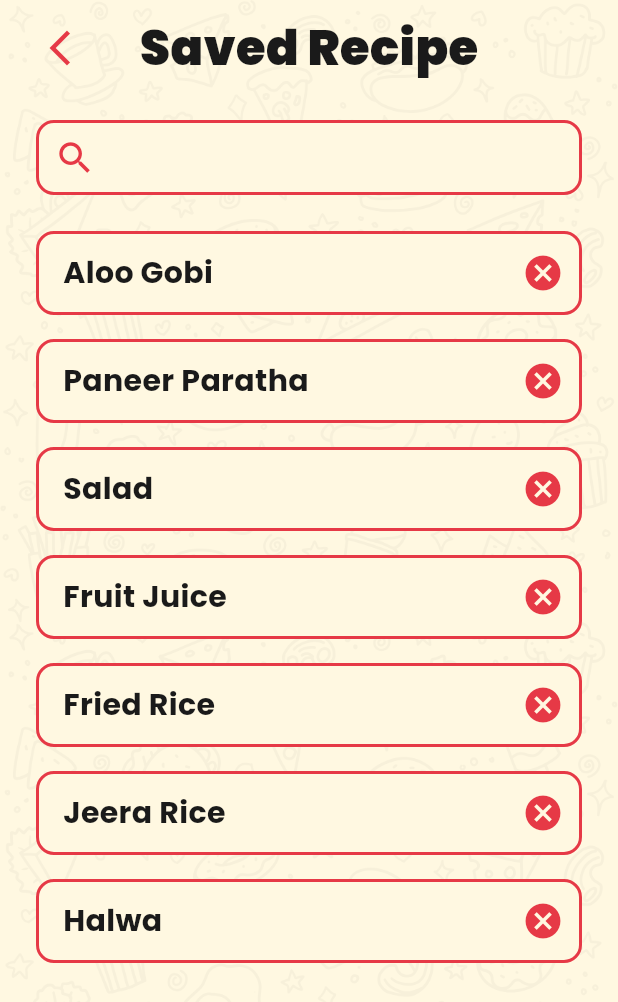
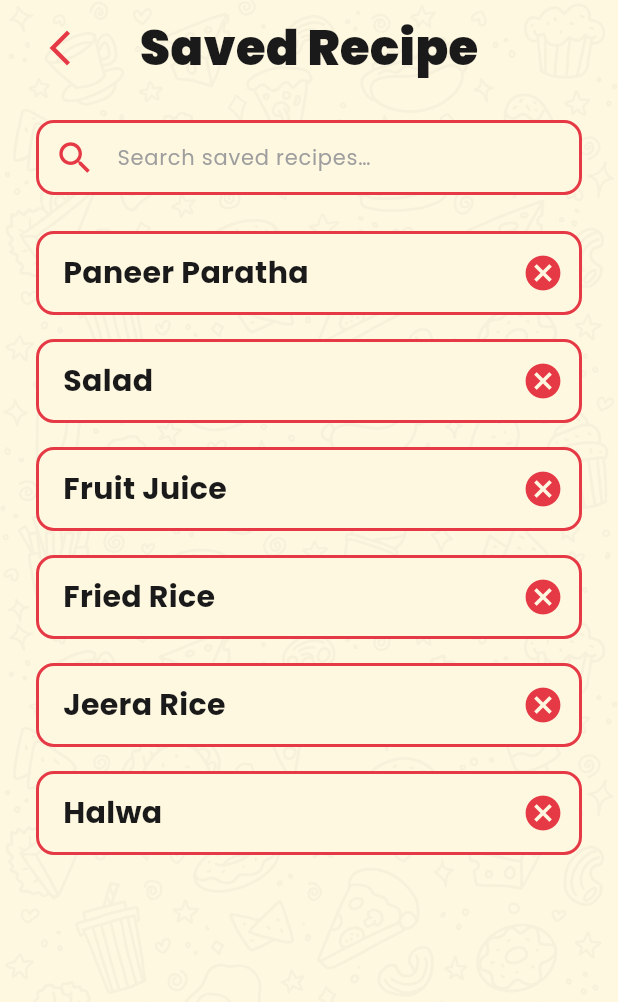
Before and after one commit to Lakshya330-sudo/CHEF-GPT-FLUTTER-, a Flutter app: the SavedRecipesScreen screen opened directly, after a tap on the "cancel" icon, on a phone screen of 412 x 824 dp. Shown: the top 1002 px of the screen. Run offline on Flutter 3.47's test engine with Material 3 defaults, Android fonts, the phone set to English and light mode, and no system bars; our stand-ins replace flutter_svg, google_generative_ai, image_picker, shared_preferences, speech_to_text; accounts and stored records are empty; project files that could hold a hidden picture were left out.

Commit message:
UI: Add interactive search, recipe removal, and empty state to SavedRecipesScreen

```diff
--- a/lib/screens/saved_recipes_screen.dart
+++ b/lib/screens/saved_recipes_screen.dart
@@ -23,6 +23,8 @@ class _SavedRecipesScreenState extends State<SavedRecipesScreen> {
     'Jeera Rice',
     'Halwa',
   ];
+
+  String _searchQuery = '';
 
   @override
   void initState() {
@@ -105,9 +107,24 @@ class _SavedRecipesScreenState extends State<SavedRecipesScreen> {
           borderRadius: BorderRadius.circular(12),
           border: Border.all(color: spiceRed, width: 2),
         ),
-        child: const TextField(
-          decoration: InputDecoration(
-            hintText: '',
+        child: TextField(
+          style: const TextStyle(
+            fontFamily: 'Poppins',
+            fontSize: 16,
+            color: charcoalInk,
+          ),
+          onChanged: (val) {
+            setState(() {
+              _searchQuery = val.trim().toLowerCase();
+            });
+          },
+          decoration: const InputDecoration(
+            hintText: 'Search saved recipes…',
+            hintStyle: TextStyle(
+              fontFamily: 'Poppins',
+              fontSize: 14,
+              color: Colors.grey,
+            ),
             prefixIcon: Icon(Icons.search, color: spiceRed, size: 28),
             border: InputBorder.none,
             contentPadding: EdgeInsets.symmetric(vertical: 14),
@@ -117,11 +134,70 @@ class _SavedRecipesScreenState extends State<SavedRecipesScreen> {
     );
   }
 
+  Widget _buildEmptyState() {
+    return Center(
+      child: SingleChildScrollView(
+        padding: const EdgeInsets.symmetric(horizontal: 32.0, vertical: 40.0),
+        child: Column(
+          mainAxisAlignment: MainAxisAlignment.center,
+          crossAxisAlignment: CrossAxisAlignment.center,
+          children: [
+            Container(
+              padding: const EdgeInsets.all(24),
+              decoration: BoxDecoration(
+                color: spiceRed.withValues(alpha: 0.1),
+                shape: BoxShape.circle,
+              ),
+              child: const Icon(
+                Icons.bookmark_outline_rounded,
+                color: spiceRed,
+                size: 80,
+              ),
+            ),
+            const SizedBox(height: 24),
+            const Text(
+              'No Saved Recipes',
+              style: TextStyle(
+                fontFamily: 'Poppins',
+                fontSize: 24,
+                fontWeight: FontWeight.w800,
+                color: charcoalInk,
+              ),
+            ),
+            const SizedBox(height: 12),
+            Text(
+              _recipes.isEmpty
+                  ? 'Save your favorite recipes from the chat page to view them here later.'
+                  : 'No recipes match your search query.',
+              textAlign: TextAlign.center,
+              style: TextStyle(
+                fontFamily: 'Poppins',
+                fontSize: 15,
+                fontWeight: FontWeight.w500,
+                color: charcoalInk.withValues(alpha: 0.6),
+                height: 1.4,
+              ),
+            ),
+          ],
+        ),
+      ),
+    );
+  }
+
   Widget _buildRecipeList() {
+    final filtered = _recipes
+        .where((recipe) => recipe.toLowerCase().contains(_searchQuery))
+        .toList();
+
+    if (filtered.isEmpty) {
+      return _buildEmptyState();
+    }
+
     return ListView.builder(
       padding: const EdgeInsets.symmetric(horizontal: 24.0, vertical: 8.0),
-      itemCount: _recipes.length,
+      itemCount: filtered.length,
       itemBuilder: (context, index) {
+        final recipe = filtered[index];
         return Padding(
           padding: const EdgeInsets.only(bottom: 16.0),
           child: Container(
@@ -136,7 +212,7 @@ class _SavedRecipesScreenState extends State<SavedRecipesScreen> {
                 const SizedBox(width: 16),
                 Expanded(
                   child: Text(
-                    _recipes[index],
+                    recipe,
                     style: const TextStyle(
                       fontFamily: 'Poppins',
                       fontSize: 20,
@@ -148,7 +224,9 @@ class _SavedRecipesScreenState extends State<SavedRecipesScreen> {
                 IconButton(
                   icon: const Icon(Icons.cancel, color: spiceRed, size: 28),
                   onPressed: () {
-                    // Action for removing item
+                    setState(() {
+                      _recipes.remove(recipe);
+                    });
                   },
                 ),
               ],
```
